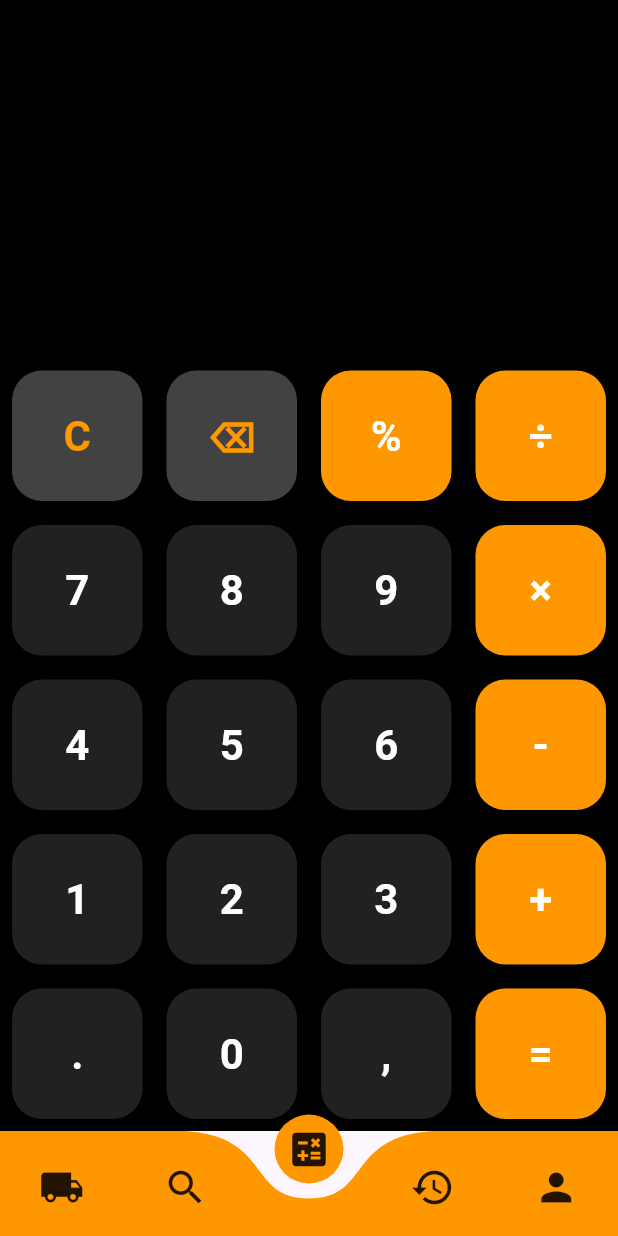
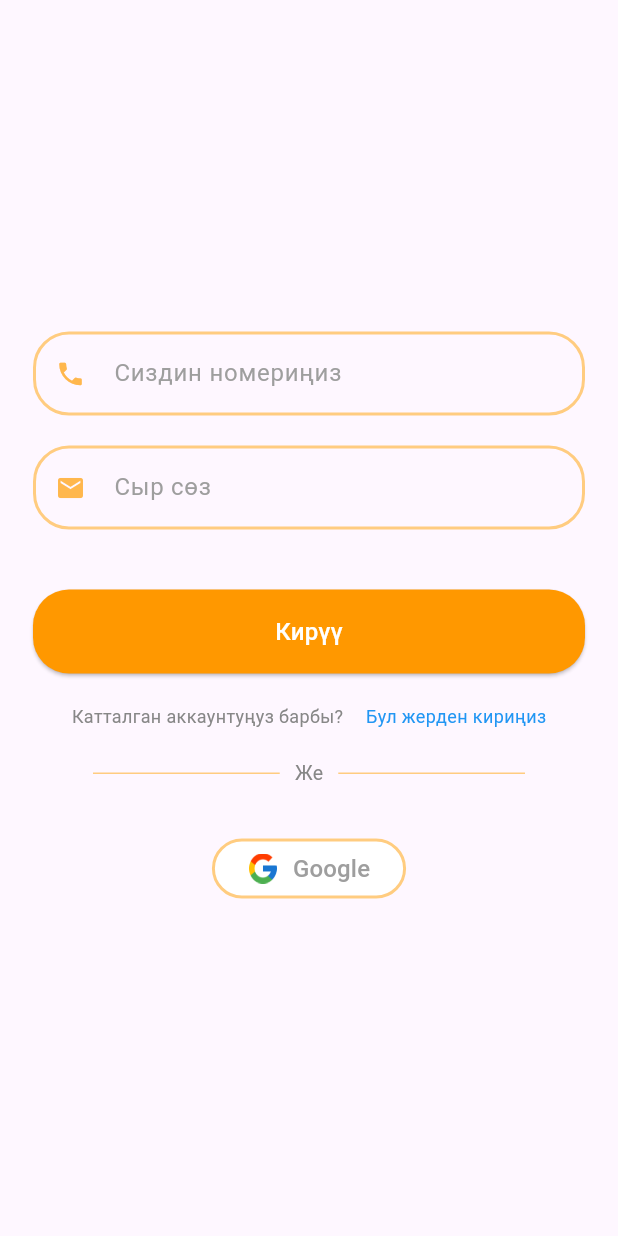
Before and after one commit to adilet3401/calculator-app, a Flutter app: the screen it shows after launch, on a phone screen of 412 x 824 dp. Run offline on Flutter 3.47's test engine with Material 3 defaults, Android fonts, the phone set to English and light mode, and no system bars; drawn by our look-alikes of curved_navigation_bar; our stand-ins replace firebase_core, math_expressions, webview_flutter; missing offline and left inert: webview_flutter_wkwebview; accounts and stored records are empty.

Commit message:
ui sign in page is done

```diff
--- a/lib/main.dart
+++ b/lib/main.dart
@@ -1,14 +1,14 @@
-import 'package:calculator/calculator_page.dart';
-import 'package:calculator/pages/history_page.dart';
-import 'package:calculator/pages/profile_page.dart';
-import 'package:calculator/pages/rastomozhka_page.dart';
-import 'package:calculator/pages/tnved_code.dart';
-import 'package:curved_navigation_bar/curved_navigation_bar.dart';
+import 'package:calculator/pages/home_page.dart';
+import 'package:calculator/sign-log_in%20pages/sign_in_page.dart';
+import 'package:firebase_core/firebase_core.dart';
 import 'package:flutter/material.dart';
 import 'package:webview_flutter/webview_flutter.dart';
 import 'package:webview_flutter_wkwebview/webview_flutter_wkwebview.dart';
+import 'firebase_options.dart';
 
-void main() {
+void main() async {
+  WidgetsFlutterBinding.ensureInitialized();
+  await Firebase.initializeApp(options: DefaultFirebaseOptions.currentPlatform);
   WebViewPlatform.instance = WebKitWebViewPlatform();
   runApp(const MyApp());
 }
@@ -20,58 +20,7 @@ class MyApp extends StatelessWidget {
   Widget build(BuildContext context) {
     return const MaterialApp(
       debugShowCheckedModeBanner: false,
-      home: HomePage(),
+      home: SignInPage(HomePage()),
     );
   }
 }
-
-class HomePage extends StatefulWidget {
-  const HomePage({super.key});
-
-  @override
-  State<HomePage> createState() => _HomePageState();
-}
-
-class _HomePageState extends State<HomePage> {
-  int index = 2;
-
-  final screens = const [
-    RastamozhkaPage(),
-    TnvedPage(),
-    CalculatorPage(),
-    HistoryPage(),
-    ProfilePage(),
-  ];
-
-  @override
-  Widget build(BuildContext context) {
-    final scaffoldBackgroundColor = Theme.of(context).scaffoldBackgroundColor;
-
-    final items = <Widget>[
-      Icon(Icons.local_shipping, size: 30),
-      Icon(Icons.search, size: 30),
-      Icon(Icons.calculate, size: 30),
-      Icon(Icons.history, size: 30),
-      Icon(Icons.person, size: 30),
-    ];
-
-    return Scaffold(
-      body: IndexedStack(
-        index: index,
-        children: screens, // Сохраняем все страницы в памяти
-      ),
-      bottomNavigationBar: CurvedNavigationBar(
-        animationCurve: Curves.easeInOut,
-        animationDuration: Duration(milliseconds: 300),
-        backgroundColor: scaffoldBackgroundColor,
-        color: Colors.orange,
-        height: 70,
-        items: items,
-        index: index,
-        onTap: (value) => setState(() {
-          index = value;
-        }),
-      ),
-    );
-  }
-}
--- a/lib/calculator_page.dart
+++ b/lib/pages/calculator_page.dart
@@ -201,7 +201,7 @@ class _AnimatedButtonState extends State<_AnimatedButton> {
       onTap: widget.onPressed,
       child: AnimatedScale(
         scale: _scale,
-        duration: const Duration(milliseconds: 100),
+        duration: const Duration(milliseconds: 240),
         child: Container(
           margin: const EdgeInsets.all(8),
           decoration: BoxDecoration(
--- /dev/null
+++ b/lib/pages/home_page.dart
@@ -0,0 +1,66 @@
+import 'package:calculator/pages/calculator_page.dart';
+import 'package:calculator/pages/history_page.dart';
+import 'package:calculator/pages/profile_page.dart';
+import 'package:calculator/pages/rastomozhka_page.dart';
+import 'package:calculator/pages/tnved_code.dart';
+import 'package:curved_navigation_bar/curved_navigation_bar.dart';
+import 'package:flutter/material.dart';
+
+class HomePage extends StatefulWidget {
+  const HomePage({super.key});
+
+  @override
+  State<HomePage> createState() => _HomePageState();
+}
+
+class _HomePageState extends State<HomePage> {
+  int index = 2;
+
+  final screens = const [
+    RastamozhkaPage(),
+    TnvedPage(),
+    CalculatorPage(),
+    HistoryPage(),
+    ProfilePage(),
+  ];
+
+  // Цвета для фона активной иконки в навбаре (по страницам)
+  final List<Color> iconBgColors = [
+    Colors.black, // RastamozhkaPage
+    Colors.white, // TnvedPage
+    Colors.black, // CalculatorPage
+    Colors.white, // HistoryPage
+    Colors.white, // ProfilePage
+  ];
+
+  @override
+  Widget build(BuildContext context) {
+    final items = <Widget>[
+      const Icon(Icons.local_shipping, size: 30, color: Colors.black),
+      const Icon(Icons.search, size: 30, color: Colors.black),
+      const Icon(Icons.calculate, size: 30, color: Colors.black),
+      const Icon(Icons.history, size: 30, color: Colors.black),
+      const Icon(Icons.person, size: 30, color: Colors.black),
+    ];
+
+    return Scaffold(
+      body: IndexedStack(
+        index: index,
+        children: screens, // Сохраняем все страницы в памяти
+      ),
+      bottomNavigationBar: CurvedNavigationBar(
+        animationCurve: Curves.easeInOut,
+        animationDuration: const Duration(milliseconds: 300),
+        backgroundColor: iconBgColors[index], // фон под навбар
+        buttonBackgroundColor: Colors.orange, // фон активной иконки
+        color: Colors.orange, // цвет панели
+        height: 70,
+        items: items,
+        index: index,
+        onTap: (value) => setState(() {
+          index = value;
+        }),
+      ),
+    );
+  }
+}
--- a/lib/pages/profile_page.dart
+++ b/lib/pages/profile_page.dart
@@ -5,6 +5,12 @@ class ProfilePage extends StatelessWidget {
 
   @override
   Widget build(BuildContext context) {
-    return Scaffold(appBar: AppBar(title: Text('Profile')));
+    return Scaffold(
+      backgroundColor: Colors.white,
+      appBar: AppBar(
+        title: Text('Профиль', style: TextStyle(fontWeight: FontWeight.bold)),
+        backgroundColor: Colors.orange,
+      ),
+    );
   }
 }
--- a/lib/pages/tnved_code.dart
+++ b/lib/pages/tnved_code.dart
@@ -49,7 +49,7 @@ class _TnvedPageState extends State<TnvedPage>
         ),
       )
       ..loadRequest(
-        Uri.parse('https://youtu.be/RA-vLF_vnng?si=uh2v7X_M3qTnpZnS'),
+        Uri.parse('https://tnved.info'),
       );
   }
 
--- a/lib/sign-log_in pages/sign_in_page.dart
+++ b/lib/sign-log_in pages/sign_in_page.dart
@@ -0,0 +1,103 @@
+import 'package:calculator/pages/home_page.dart';
+import 'package:calculator/sign-log_in%20pages/sign_in_to_google.dart';
+import 'package:calculator/widgets/email_phone_name_edit_line.dart';
+import 'package:calculator/widgets/navigate_button.dart';
+import 'package:flutter/material.dart';
+
+class SignInPage extends StatelessWidget {
+  const SignInPage(HomePage homePage, {super.key});
+
+  @override
+  Widget build(BuildContext context) {
+    return Scaffold(
+      body: Padding(
+        padding: const EdgeInsets.only(left: 22, right: 22),
+        child: Column(
+          mainAxisAlignment: MainAxisAlignment.center,
+          children: [
+            UserEmailPasswordline(
+              icon: Icons.phone,
+              hinText: 'Сиздин номериңиз',
+            ),
+            SizedBox(height: 20),
+            UserEmailPasswordline(icon: Icons.email, hinText: 'Сыр сөз'),
+            SizedBox(height: 40),
+            NavigateButton(
+              text: 'Кирүү',
+              borderRadius: BorderRadius.circular(24),
+              minimumSize: Size(double.infinity, 56),
+              onPressed: () {
+                Navigator.push(
+                  context,
+                  MaterialPageRoute(
+                    builder: (context) => SignInPage(HomePage()),
+                  ),
+                );
+              },
+            ),
+            SizedBox(height: 20),
+            Row(
+              mainAxisAlignment: MainAxisAlignment.center,
+              children: [
+                Text(
+                  'Катталган аккаунтуңуз барбы?',
+                  style: TextStyle(
+                    color: Color(0xff878787),
+                    fontWeight: FontWeight.w400,
+                    fontSize: 12,
+                  ),
+                ),
+                SizedBox(width: 15),
+                InkWell(
+                  onTap: () {
+                    // context.go('/login');
+                  },
+                  child: Text(
+                    'Бул жерден кириңиз',
+                    style: TextStyle(
+                      color: Colors.blue,
+                      fontWeight: FontWeight.w400,
+                      fontSize: 12,
+                    ),
+                  ),
+                ),
+              ],
+            ),
+            SizedBox(height: 20),
+            Row(
+              mainAxisAlignment: MainAxisAlignment.center,
+              children: [
+                Expanded(
+                  child: Divider(
+                    color: Colors.orange.shade200,
+                    thickness: 1,
+                    indent: 40,
+                    endIndent: 10,
+                  ),
+                ),
+                Text(
+                  'Же',
+                  style: TextStyle(
+                    color: Color(0xff878787),
+                    fontWeight: FontWeight.w400,
+                    fontSize: 13,
+                  ),
+                ),
+                Expanded(
+                  child: Divider(
+                    color: Colors.orange.shade200,
+                    thickness: 1,
+                    indent: 10,
+                    endIndent: 40,
+                  ),
+                ),
+              ],
+            ),
+            SizedBox(height: 30),
+            ButtonSignInToGoogle(),
+          ],
+        ),
+      ),
+    );
+  }
+}
--- /dev/null
+++ b/lib/sign-log_in pages/sign_in_to_google.dart
@@ -0,0 +1,41 @@
+import 'package:flutter/material.dart';
+
+class ButtonSignInToGoogle extends StatefulWidget {
+  const ButtonSignInToGoogle({super.key});
+
+  @override
+  State<ButtonSignInToGoogle> createState() => _ButtonSignInToGoogleState();
+}
+
+class _ButtonSignInToGoogleState extends State<ButtonSignInToGoogle> {
+  bool isLoading = false;
+
+  @override
+  Widget build(BuildContext context) {
+    return OutlinedButton(
+      style: OutlinedButton.styleFrom(
+        backgroundColor: Colors.white,
+        side: BorderSide(color: Colors.orange.shade200, width: 2),
+        shape: RoundedRectangleBorder(borderRadius: BorderRadius.circular(24)),
+      ),
+      onPressed: () {}, //isLoading ? null : () => signInWithGoogle(context),
+      child: isLoading
+          ? CircularProgressIndicator()
+          : Row(
+              mainAxisSize: MainAxisSize.min,
+              children: [
+                Image.asset('assets/Group 49.png', width: 20, height: 20),
+                SizedBox(width: 10),
+                Text(
+                  'Google',
+                  style: TextStyle(
+                    fontSize: 16,
+                    fontWeight: FontWeight.w500,
+                    color: Colors.grey,
+                  ),
+                ),
+              ],
+            ),
+    );
+  }
+}
--- /dev/null
+++ b/lib/widgets/email_phone_name_edit_line.dart
@@ -0,0 +1,66 @@
+import 'package:flutter/material.dart';
+
+class UserEmailPasswordline extends StatelessWidget {
+  const UserEmailPasswordline({
+    super.key,
+    required this.icon,
+    required this.hinText,
+    this.controller,
+    this.errorText,
+    this.onChanged,
+    this.obsureText = false,
+    // this.inputFormatters,
+  });
+
+  final String hinText;
+  final TextEditingController? controller;
+  final String? errorText;
+  final ValueChanged<String>? onChanged;
+  // final List<TextInputFormatter>? inputFormatters;
+  final bool obsureText;
+  final IconData icon;
+
+  @override
+  Widget build(BuildContext context) {
+    return TextFormField(
+      controller: controller, //controller
+      // keyboardType: TextInputType.number,asasa
+      // inputFormatters: inputFormatters, // это для ограничения ввода текста
+      onChanged: onChanged, // это для изменения поля ввода после ввода текста
+      obscureText: obsureText, // это для скрытия текста в поле ввода
+      decoration: InputDecoration(
+        prefixIcon: Padding(
+          padding: EdgeInsets.all(15),
+          child: Icon(icon, color: Colors.orange.shade300, size: 20),
+        ),
+        // labelText: labelText,
+        labelStyle: TextStyle(color: Colors.grey),
+        prefixIconColor: Colors.grey,
+        prefixIconConstraints: BoxConstraints(minWidth: 25, minHeight: 25),
+        hintText: hinText,
+        hintStyle: TextStyle(
+          color: Colors.grey,
+          fontSize: 16,
+          fontWeight: FontWeight.w400,
+        ),
+        enabledBorder: OutlineInputBorder(
+          borderSide: BorderSide(color: Colors.orange.shade200, width: 2),
+          borderRadius: BorderRadius.circular(24),
+        ),
+        focusedBorder: OutlineInputBorder(
+          borderSide: BorderSide(color: Colors.orange, width: 2),
+          borderRadius: BorderRadius.circular(24),
+        ),
+        errorBorder: OutlineInputBorder(
+          borderRadius: BorderRadius.circular(24),
+          borderSide: BorderSide(color: Colors.red, width: 2),
+        ),
+        focusedErrorBorder: OutlineInputBorder(
+          borderRadius: BorderRadius.circular(24),
+          borderSide: BorderSide(color: Colors.red, width: 2),
+        ),
+        errorText: errorText,
+      ),
+    );
+  }
+}
--- /dev/null
+++ b/lib/widgets/navigate_button.dart
@@ -0,0 +1,50 @@
+import 'package:flutter/material.dart';
+
+class NavigateButton extends StatelessWidget {
+  const NavigateButton({
+    super.key,
+    required this.text,
+    this.onPressed,
+    required this.borderRadius,
+    required this.minimumSize,
+    this.isLoading =
+        false, // Добавляем переменную isLoading с дефолтным значением false
+  });
+
+  final String text;
+  final void Function()? onPressed;
+  final BorderRadius borderRadius;
+  final Size minimumSize;
+  final bool isLoading; // Новая переменная для отображения индикатора загрузки
+
+  @override
+  Widget build(BuildContext context) {
+    return ElevatedButton(
+      onPressed: isLoading
+          ? null
+          : onPressed, // Блокируем кнопку, если идет загрузка
+      style: ElevatedButton.styleFrom(
+        minimumSize: minimumSize,
+        shape: RoundedRectangleBorder(borderRadius: borderRadius),
+        backgroundColor: Colors.orange,
+      ),
+      child: isLoading
+          ? SizedBox(
+              width: 24,
+              height: 24,
+              child: CircularProgressIndicator(
+                strokeWidth: 3,
+                valueColor: AlwaysStoppedAnimation<Color>(Colors.white),
+              ),
+            )
+          : Text(
+              text,
+              style: const TextStyle(
+                fontSize: 16,
+                fontWeight: FontWeight.w500,
+                color: Colors.white,
+              ),
+            ),
+    );
+  }
+}
--- a/pubspec.yaml
+++ b/pubspec.yaml
@@ -39,6 +39,7 @@ dependencies:
   curved_navigation_bar: ^1.0.6
   webview_flutter: ^4.13.0
   webview_flutter_wkwebview: ^3.23.0
+  firebase_core: ^4.1.0
 
 dev_dependencies:
   flutter_test:
```
Also changed, not shown: lib/animated_nav_example.dart (deleted, +0 -97 lines), assets/Group 49.png (added), firebase.json (added), lib/firebase_options.dart (added), pubspec.lock, 12 other files.
